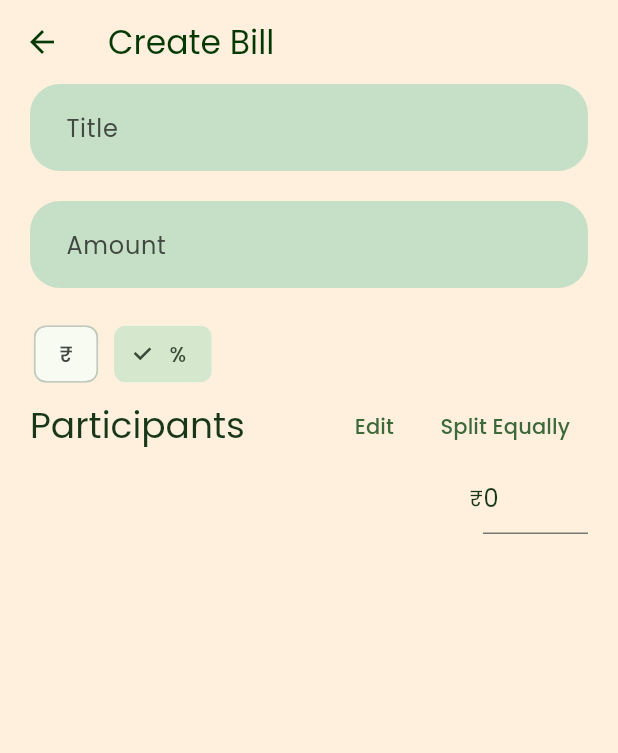
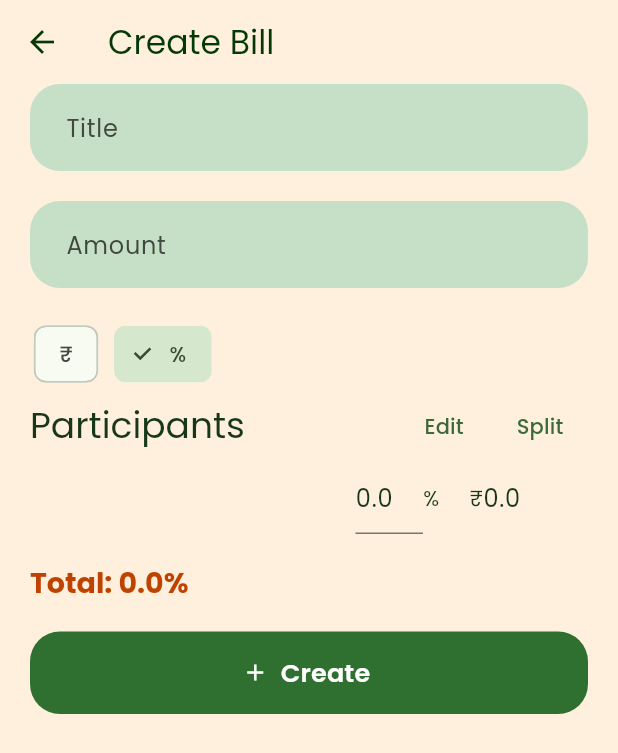
Before and after one commit to RohitEdathil/Splitee, a Flutter app: the BillCreateScreen screen opened directly, after a tap on an icon or button, on a phone screen of 412 x 824 dp. Shown: the top 753 px of the screen. Run offline on Flutter 3.47's test engine with Material 2 defaults, Android fonts, the light colour scheme and no system bars; our stand-ins replace flutter_spinkit, google_fonts, lottie, qr_flutter, shared_preferences; missing offline and left inert: qr_code_scanner; accounts and stored records are empty.

Commit message:
Create bill ready

```diff
--- a/sp_frontend/lib/bill/bill_create_screen.dart
+++ b/sp_frontend/lib/bill/bill_create_screen.dart
@@ -1,9 +1,14 @@
 import 'package:flutter/material.dart';
+import 'package:flutter_spinkit/flutter_spinkit.dart';
 import 'package:provider/provider.dart';
+import 'package:sp_frontend/bill/bill_provider.dart';
 import 'package:sp_frontend/bill/components/add_from_group.dart';
 import 'package:sp_frontend/components/custom_input.dart';
+import 'package:sp_frontend/components/custom_scackbar.dart';
+import 'package:sp_frontend/components/medium_button.dart';
 import 'package:sp_frontend/components/user_display.dart';
 import 'package:sp_frontend/group/group_modal.dart';
+import 'package:sp_frontend/group/group_provider.dart';
 import 'package:sp_frontend/theme/colors.dart';
 import 'package:sp_frontend/user/user_modal.dart';
 import 'package:sp_frontend/user/user_provider.dart';
@@ -20,14 +25,36 @@ class _BillCreateScreenState extends State<BillCreateScreen> {
   final _nameController = TextEditingController();
   final _amountController = TextEditingController();
 
+  bool _isLoading = false;
+
   final Map<BaseUser, TextEditingController> _participants = {};
 
   bool _isPercentage = false;
 
   void _setPercentage(bool value) {
+    for (var participant in _participants.entries) {
+      if (value) {
+        participant.value.text = _percentageFromValue(participant.value);
+      } else {
+        participant.value.text = _valueFromPercentage(participant.value);
+      }
+    }
+
     setState(() {
       _isPercentage = value;
     });
+  }
+
+  void _splitEqually() {
+    if (_amountController.text.isEmpty) return;
+
+    final amount = _isPercentage ? 100 : double.parse(_amountController.text);
+    final count = _participants.length;
+
+    for (var participant in _participants.entries) {
+      participant.value.text = (amount / count).toString();
+    }
+    setState(() {});
   }
 
   void _editParticipants(BuildContext context) async {
@@ -44,6 +71,7 @@ class _BillCreateScreenState extends State<BillCreateScreen> {
             AddFromGroup(group: widget.group!, users: currentParticipants));
 
     for (final participant in currentParticipants) {
+      if (_participants.containsKey(participant)) continue;
       _participants[participant] = TextEditingController(text: "0");
     }
 
@@ -51,6 +79,102 @@ class _BillCreateScreenState extends State<BillCreateScreen> {
         (participant, _) => !currentParticipants.contains(participant));
 
     setState(() {});
+  }
+
+  String _valueFromPercentage(TextEditingController controller,
+      {bool round = false}) {
+    if (_amountController.text.isEmpty) return "0.0";
+
+    final perc = double.tryParse(controller.text);
+
+    if (perc == null) {
+      controller.text = "0";
+      return "0";
+    }
+
+    if (round) {
+      return (perc * double.parse(_amountController.text) / 100)
+          .toStringAsFixed(2)
+          .toString();
+    }
+    return (perc * double.parse(_amountController.text) / 100).toString();
+  }
+
+  String _percentageFromValue(TextEditingController controller) {
+    if (_amountController.text.isEmpty) return "0.0";
+
+    final value = double.parse(controller.text);
+
+    return (value * 100 / double.parse(_amountController.text)).toString();
+  }
+
+  void _reCalculate() {
+    setState(() {});
+  }
+
+  double _sum() {
+    double s = 0;
+
+    for (var value in _participants.values) {
+      s += double.tryParse(value.text) ?? 0;
+    }
+
+    return s;
+  }
+
+  bool _isValid() => _isPercentage
+      ? _sum() == 100.0
+      : _sum() == double.tryParse(_amountController.text);
+
+  void _errorPopup(String message, BuildContext context) {
+    ScaffoldMessenger.of(context)
+        .showSnackBar(customSnackBar(context, message));
+  }
+
+  void _create(BuildContext context) async {
+    if (!_isValid()) {
+      _errorPopup("Sum doesn't match amount", context);
+      return;
+    }
+
+    if (_amountController.text.isEmpty || _nameController.text.isEmpty) {
+      _errorPopup("Please fill in the required fields", context);
+      return;
+    }
+
+    final group = context.read<GroupProvider>();
+    final bill = context.read<BillProvider>();
+
+    final Map<String, double> owes = {};
+
+    for (var participant in _participants.entries) {
+      owes[participant.key.id] = double.parse(participant.value.text);
+    }
+
+    setState(() {
+      _isLoading = true;
+    });
+
+    final response = await bill.createGroup(
+        _nameController.text, double.parse(_amountController.text), owes,
+        groupId: widget.group?.id);
+
+    if (response != null) {
+      if (!mounted) return;
+      _errorPopup(response, context);
+      setState(() {
+        _isLoading = false;
+      });
+      return;
+    }
+
+    if (widget.group != null) {
+      await group.fetchGroup(widget.group!.id);
+    }
+    setState(() {
+      _isLoading = false;
+    });
+    if (mounted) Navigator.pop(context);
   }
 
   @override
@@ -119,8 +243,8 @@ class _BillCreateScreenState extends State<BillCreateScreen> {
 
                     // Split equally button
                     TextButton(
-                      onPressed: () {},
-                      child: const Text("Split Equally"),
+                      onPressed: _splitEqually,
+                      child: const Text("Split"),
                     )
                   ],
                 ),
@@ -129,13 +253,63 @@ class _BillCreateScreenState extends State<BillCreateScreen> {
                     children: [
                       UserDispaly(user: participant.key),
                       const Spacer(),
+                      if (_isPercentage) ...[
+                        SizedBox(
+                          width: 45,
+                          child: TextField(
+                            controller: participant.value,
+                            keyboardType: const TextInputType.numberWithOptions(
+                                decimal: true),
+                            onChanged: (_) => _reCalculate(),
+                          ),
+                        ),
+                        const Text("%"),
+                        const SizedBox(width: 20)
+                      ],
                       const Text("₹"),
                       SizedBox(
                         width: 70,
-                        child: TextField(controller: participant.value),
+                        child: _isPercentage
+                            ? Text(
+                                _valueFromPercentage(participant.value,
+                                    round: true),
+                                style: Theme.of(context).textTheme.bodyLarge,
+                              )
+                            : TextField(
+                                controller: participant.value,
+                                keyboardType:
+                                    const TextInputType.numberWithOptions(
+                                        decimal: true),
+                              ),
                       )
                     ],
-                  )
+                  ),
+                Align(
+                  alignment: Alignment.topLeft,
+                  child: Padding(
+                    padding: const EdgeInsets.symmetric(vertical: 20),
+                    child: Text(
+                      _isPercentage ? "Total: ${_sum()}%" : "Total: ₹${_sum()}",
+                      style: Theme.of(context)
+                          .textTheme
+                          .headlineSmall!
+                          .copyWith(
+                            fontWeight: FontWeight.bold,
+                            fontSize: 19,
+                            color: _isValid() ? Palette.alpha : Palette.beta,
+                          ),
+                    ),
+                  ),
+                ),
+                _isLoading
+                    ? const SpinKitPulse(
+                        color: Palette.alpha,
+                      )
+                    : MediumButton(
+                        text: "Create",
+                        color: Palette.alpha,
+                        callback: () => _create(context),
+                        icon: Icons.add)
               ],
             ),
           ),
--- a/sp_frontend/lib/group/components/balance_card.dart
+++ b/sp_frontend/lib/group/components/balance_card.dart
@@ -19,7 +19,10 @@ class BalanceCard extends StatelessWidget {
         mainAxisAlignment: MainAxisAlignment.spaceBetween,
         children: [
           UserDispaly(user: balance.key),
-          Text(balance.value > 0 ? "+${balance.value}" : "${balance.value}",
+          Text(
+              balance.value > 0
+                  ? "+${balance.value.toStringAsFixed(2)}"
+                  : balance.value.toStringAsFixed(2),
               textAlign: TextAlign.center,
               style: Theme.of(context).textTheme.bodyLarge!.copyWith(
                   fontWeight: FontWeight.bold,
--- a/sp_frontend/lib/group/components/payment_card.dart
+++ b/sp_frontend/lib/group/components/payment_card.dart
@@ -20,7 +20,7 @@ class PaymentCard extends StatelessWidget {
           Expanded(flex: 2, child: UserDispaly(user: payment.to)),
           Expanded(
               flex: 2,
-              child: Text("₹${payment.amount}",
+              child: Text("₹${payment.amount.toStringAsFixed(2)}",
                   textAlign: TextAlign.center,
                   style: Theme.of(context)
                       .textTheme
--- a/sp_frontend/lib/providers.dart
+++ b/sp_frontend/lib/providers.dart
@@ -1,6 +1,7 @@
 import 'package:flutter/material.dart';
 import 'package:provider/provider.dart';
 import 'package:sp_frontend/auth/auth_provider.dart';
+import 'package:sp_frontend/bill/bill_provider.dart';
 import 'package:sp_frontend/group/group_provider.dart';
 import 'package:sp_frontend/user/user_provider.dart';
 
@@ -15,6 +16,7 @@ class ProviderInjector extends StatelessWidget {
         Provider(create: (_) => AuthProvider()),
         ChangeNotifierProvider(create: (_) => UserProvider()),
         ChangeNotifierProvider(create: (_) => GroupProvider()),
+        ChangeNotifierProvider(create: (_) => BillProvider()),
       ],
       child: child,
     );
```
Also changed, not shown: sp_frontend/lib/bill/bill_provider.dart (added, +17 -0 lines).
